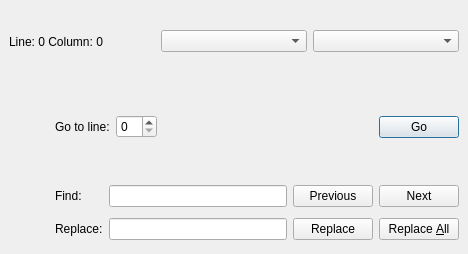
Qt form resources/ui/editorstatus.ui (prymatex/prymatex) before a commit.
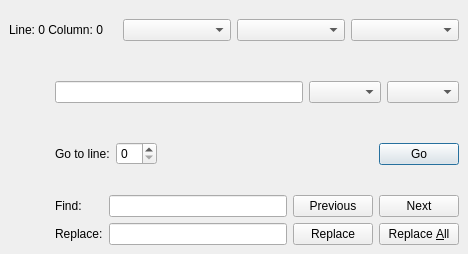
The same form after that commit. Icons and pictures are not drawn.

What changed in the file:
```diff
--- a/resources/ui/editorstatus.ui
+++ b/resources/ui/editorstatus.ui
@@ -36,11 +36,43 @@
       <item>
        <widget class="QComboBox" name="comboBox_2"/>
       </item>
+      <item>
+       <widget class="QComboBox" name="comboBoxSymbols"/>
+      </item>
      </layout>
     </widget>
    </item>
    <item>
-    <widget class="QWidget" name="goToLine" native="true">
+    <widget class="QWidget" name="widgetCommand" native="true">
+     <layout class="QHBoxLayout" name="horizontalLayout">
+      <item>
+       <widget class="QPushButton" name="pushButtonCommandClose">
+        <property name="text">
+         <string/>
+        </property>
+        <property name="icon">
+         <iconset resource="../resources.qrc">
+          <normaloff>:/icons/actions/dialog-close.png</normaloff>:/icons/actions/dialog-close.png</iconset>
+        </property>
+        <property name="flat">
+         <bool>true</bool>
+        </property>
+       </widget>
+      </item>
+      <item>
+       <widget class="QLineEdit" name="lineEditCommand"/>
+      </item>
+      <item>
+       <widget class="QComboBox" name="comboBoxInput"/>
+      </item>
+      <item>
+       <widget class="QComboBox" name="comboBoxOutput"/>
+      </item>
+     </layout>
+    </widget>
+   </item>
+   <item>
+    <widget class="QWidget" name="widgetGoToLine" native="true">
      <layout class="QHBoxLayout" name="horizontalLayout_3">
       <item>
        <widget class="QPushButton" name="buttonCloseGoToLine">
```
Left out of the diff: 26 changed lines with no effect on the pictures.
